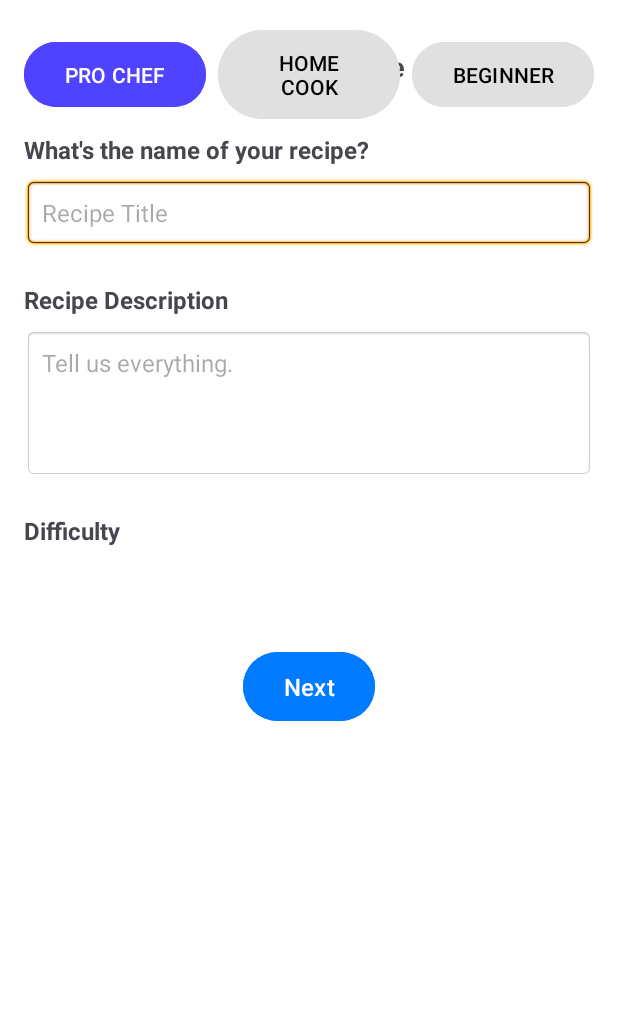
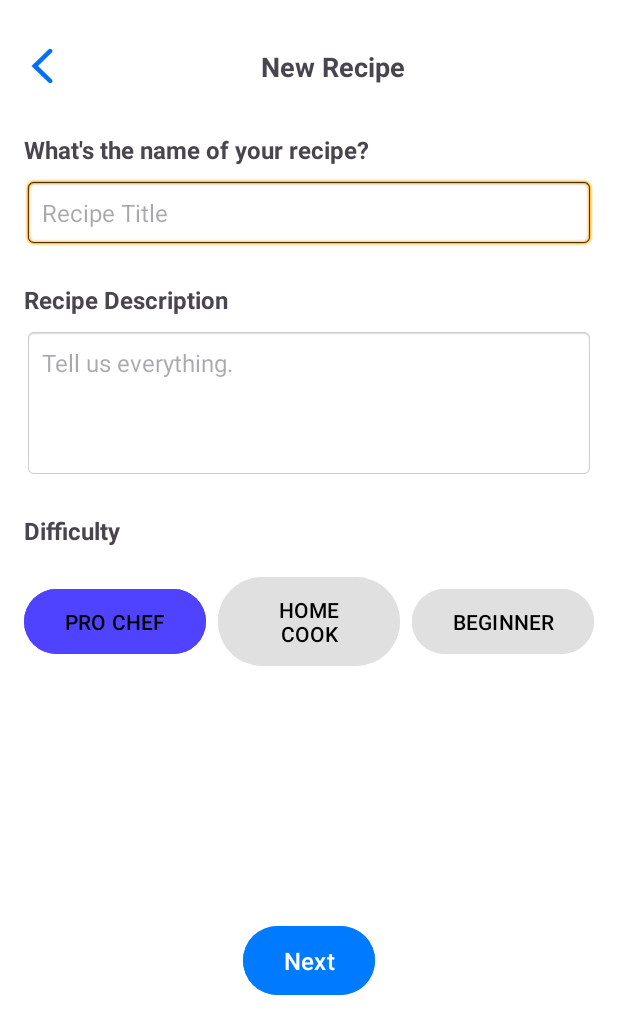
Before and after one commit to VoxanyNet/BestRecipeApp, an Android app: the NewRecipePost screen opened directly, with no data from a screen before it, on a phone screen of 412 x 824 dp. Shown: the top 1034 px of the screen. Run offline under Robolectric (Android 15) with nearby library versions, the phone set to English and light mode, and no system bars; Roboto replaces fonts that are not available here.

Commit message:
UI tweaks
-Changed the contraints of the difficulty container
Changed the font color for the "Pro Chef" difficulty button

```diff
--- a/app/src/main/res/layout/activity_new_recipe_description.xml
+++ b/app/src/main/res/layout/activity_new_recipe_description.xml
@@ -111,7 +111,8 @@
             android:gravity="center"
             app:layout_constraintStart_toStartOf="parent"
             app:layout_constraintEnd_toEndOf="parent"
-            tools:layout_editor_absoluteY="364dp" app:layout_constraintHorizontal_bias="1.0">
+            app:layout_constraintHorizontal_bias="1.0" app:layout_constraintTop_toBottomOf="@+id/tvDifficultyLabel"
+            android:layout_marginTop="16dp">
 
         <Button
                 android:id="@+id/btnProChef"
@@ -121,7 +122,7 @@
                 android:text="PRO CHEF"
                 android:textSize="14sp"
                 android:backgroundTint="?attr/colorPrimary"
-                android:textColor="#FFFFFF"
+                android:textColor="#000000"
                 android:paddingVertical="12dp"/>
 
         <Button
```
